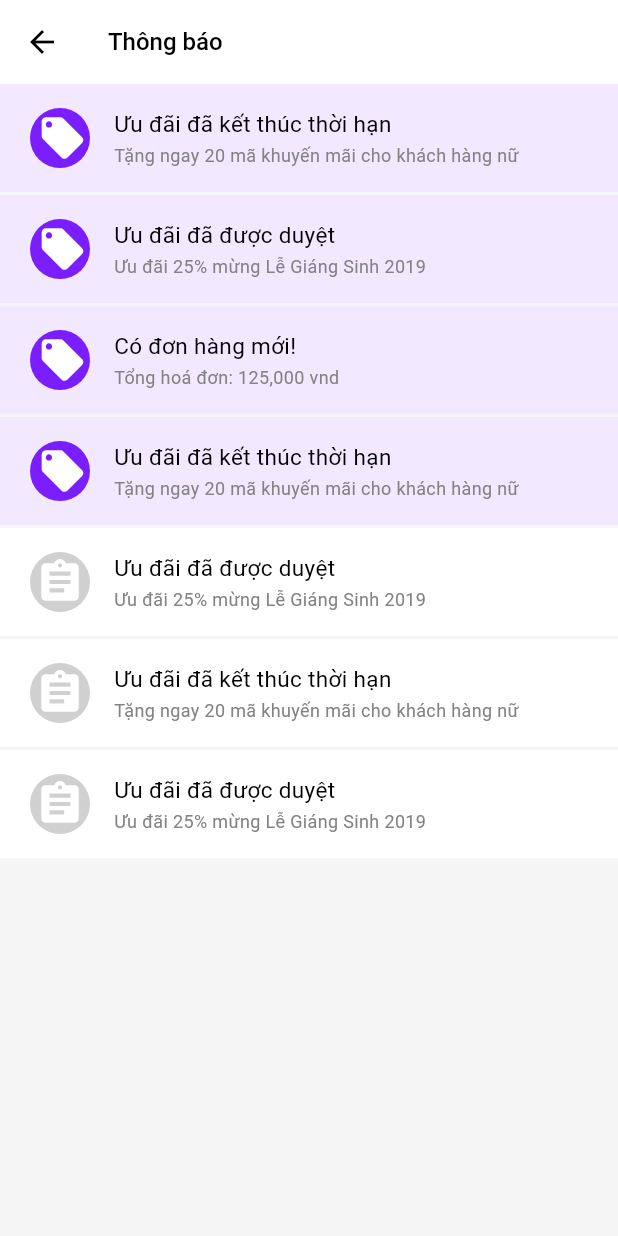
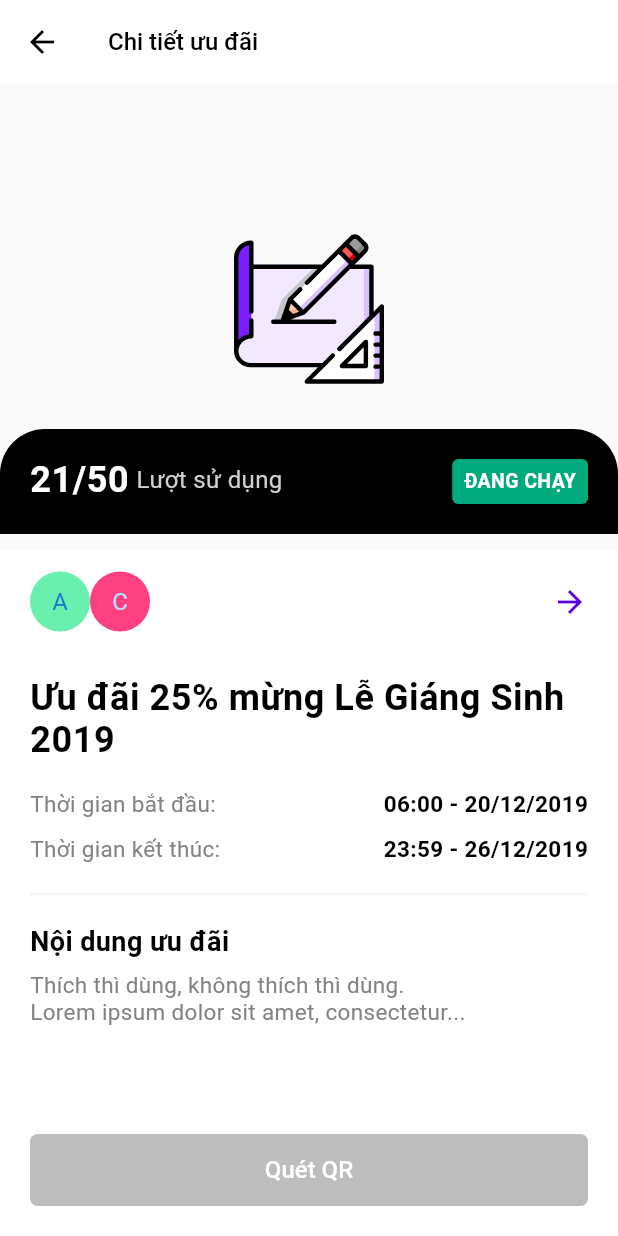
Before and after one commit to byline2009/houze-merchant, a Flutter app: the BaseScaffold screen opened directly, after a tap on an icon or button, on a phone screen of 412 x 824 dp. Run offline on Flutter 3.47's test engine with Material 2 defaults, Android fonts, the phone set to English and light mode, and no system bars; our stand-ins replace badges, bloc, cached_network_image, dio, equatable, flutter_bloc and 9 more; accounts and stored records are empty; statements that could not run were skipped.

Commit message:
[UI] promotion detail

```diff
--- a/house_merchant/lib/constant/theme_constant.dart
+++ b/house_merchant/lib/constant/theme_constant.dart
@@ -6,11 +6,20 @@ class ThemeConstant {
   static const Color appbar_popup_color = Color(0xfff5f7f8);
   static const FontWeight appbar_text_weight = FontWeight.w500;
   static const FontWeight appbar_text_weight_bold = FontWeight.bold;
+  static const FontWeight fontWeightBold = FontWeight.bold;
+
   static const Color appbar_icon_color = Colors.black;
   static const double appbar_font_title = 27.0;
   static const double appbar_letter_spacing = 0.43;
   static const double appbar_scaffold_font_title = 16.0;
   static const double sub_title_letter_spacing = 0.29;
+
+//font
+  static const double font_size_16 = 16.0;
+  static const double font_size_24 = 24.0;
+  static const double letter_spacing_038 = 0.38;
+  static const double letter_spacing_026 = 0.26;
+  static const double letter_spacing_024 = 0.24;
 
   //background
   static const Color background_grey_color = Color(0xfff5f5f5);
@@ -182,4 +191,8 @@ class ThemeConstant {
   static const Color violet_color = Color(0xff5b00e4);
   static const Color alto_color = Color(0xffd0d0d0);
   static const Color start_yelow_color = Color(0xffffcc44);
+
+  static const Color expired_color = Color(0xffb5b5b5);
+  static const Color ready_color = Color(0xff00aa7d);
+  static const Color pending_color = Color(0xffe3a500);
 }
--- /dev/null
+++ b/house_merchant/lib/custom/rectangle_label_widget.dart
@@ -0,0 +1,32 @@
+import 'package:flutter/material.dart';
+import 'package:flutter/widgets.dart';
+import 'package:house_merchant/constant/theme_constant.dart';
+
+class RectangleLabelWidget extends StatefulWidget {
+  String text;
+  Color color;
+
+  RectangleLabelWidget({this.text, this.color});
+
+  RectangleLabelWidgetState createState() => RectangleLabelWidgetState();
+}
+
+class RectangleLabelWidgetState extends State<RectangleLabelWidget> {
+  @override
+  Widget build(BuildContext context) {
+    return Container(
+      padding: EdgeInsets.symmetric(vertical: 6.0, horizontal: 8.0),
+      decoration: BoxDecoration(
+        color: widget.color,
+        borderRadius: BorderRadius.all(Radius.circular(4.0)),
+      ),
+      child: Center(
+          child: Text(widget.text.toUpperCase(),
+              style: TextStyle(
+                  letterSpacing: ThemeConstant.letter_spacing_026,
+                  color: ThemeConstant.white_color,
+                  fontSize: ThemeConstant.form_font_smaller,
+                  fontWeight: FontWeight.w600))),
+    );
+  }
+}
--- a/house_merchant/lib/router.dart
+++ b/house_merchant/lib/router.dart
@@ -2,6 +2,7 @@ import 'package:flutter/material.dart';
 import 'package:flutter/cupertino.dart';
 import 'package:house_merchant/screen/main/notification_screen.dart';
 import 'package:house_merchant/screen/promotion/promotion_create_screen.dart';
+import 'package:house_merchant/screen/promotion/promotion_detail_screen.dart';
 
 class Router {
   static const HOME_PAGE = 'app://';
@@ -10,6 +11,7 @@ class Router {
   static const ROUTER_PAGE = "app://RouterPage";
 
   static const PROMOTION_CREATE = "app://PromotionCreatePage";
+  static const PROMOTION_DETAIL_PAGE = "app://PromotionDetailPage";
 
   static const NOTIFICATION_PAGE = "app://NotificationPage";
 
@@ -20,6 +22,9 @@ class Router {
 
       case NOTIFICATION_PAGE:
         return NotificationScreen();
+
+      case PROMOTION_DETAIL_PAGE:
+        return PromotionDetailScreen();
     }
 
     return null;
--- a/house_merchant/lib/screen/base/base_scaffold.dart
+++ b/house_merchant/lib/screen/base/base_scaffold.dart
@@ -32,7 +32,8 @@ class BaseScaffold extends StatelessWidget {
               fit: BoxFit.contain,
             ),
             onPressed: () {
-              Router.pushDialogNoParams(context, Router.NOTIFICATION_PAGE);
+              //Router.pushDialogNoParams(context, Router.NOTIFICATION_PAGE);
+              Router.pushDialogNoParams(context, Router.PROMOTION_DETAIL_PAGE);
             },
           ),
         ),
--- /dev/null
+++ b/house_merchant/lib/screen/promotion/promotion_detail_screen.dart
@@ -0,0 +1,257 @@
+import 'dart:async';
+
+import 'package:flutter/material.dart';
+import 'package:flutter/widgets.dart';
+import 'package:flutter_svg/flutter_svg.dart';
+import 'package:house_merchant/constant/theme_constant.dart';
+import 'package:house_merchant/custom/button_widget.dart';
+import 'package:house_merchant/custom/rectangle_label_widget.dart';
+import 'package:house_merchant/screen/base/base_scaffold_normal.dart';
+import 'package:house_merchant/utils/localizations_util.dart';
+
+class PromotionDetailScreen extends StatefulWidget {
+  PromotionDetailScreen({Key key}) : super(key: key);
+
+  @override
+  PromotionDetailScreenState createState() => new PromotionDetailScreenState();
+}
+
+class PromotionDetailScreenState extends State<PromotionDetailScreen> {
+  Size _screenSize;
+  BuildContext _context;
+  double _padding;
+  StreamController<ButtonSubmitEvent> qrButtonController =
+      new StreamController<ButtonSubmitEvent>.broadcast();
+
+  @override
+  void initState() {
+    super.initState();
+  }
+
+  @override
+  Widget build(BuildContext context) {
+    this._screenSize = MediaQuery.of(context).size;
+    this._context = context;
+    this._padding = this._screenSize.width * 5 / 100;
+
+    final headerPhotoSection = Container(
+      height: 300.0,
+      child: SvgPicture.asset('assets/images/ic-comming-soon.svg',
+          fit: BoxFit.none),
+    );
+
+    Widget bottomButtonSection(String status) {
+      qrButtonController.sink.add(ButtonSubmitEvent(true));
+
+      return Container(
+        padding: EdgeInsets.all(20.0),
+        width: _screenSize.width,
+        height: 88.0,
+        decoration: BoxDecoration(color: Colors.white),
+        child: ButtonWidget(
+            controller: qrButtonController,
+            defaultHintText: LocalizationsUtil.of(context).translate('Quét QR'),
+            callback: () async {}),
+      );
+    }
+
+    // TODO: implement build
+    return BaseScaffoldNormal(
+        title: 'Chi tiết ưu đãi',
+        child: SafeArea(
+            child: Stack(children: <Widget>[
+          Positioned(
+            top: 0,
+            left: 0,
+            width: _screenSize.width,
+            child: headerPhotoSection,
+          ),
+          Positioned(
+            bottom: 88.0,
+            left: 0.0,
+            top: 230.0,
+            width: _screenSize.width,
+            child: PromotionBody(),
+          ),
+          Positioned(
+            bottom: 0,
+            left: 0,
+            width: _screenSize.width,
+            child: bottomButtonSection('pending'),
+          ),
+        ])));
+  }
+}
+
+class PromotionBody extends StatefulWidget {
+  @override
+  PromotionBodyState createState() {
+    // TODO: implement createState
+    return PromotionBodyState();
+  }
+}
+
+class PromotionBodyState extends State<PromotionBody> {
+  Widget statusWidget(String status) {
+    return Container(
+      padding: EdgeInsets.all(20.0),
+      height: 70.0,
+      decoration: BoxDecoration(
+          color: Colors.black,
+          borderRadius: new BorderRadius.only(
+              topLeft: const Radius.circular(30.0),
+              topRight: const Radius.circular(30.0))),
+      child: Row(
+        mainAxisAlignment: MainAxisAlignment.spaceBetween,
+        crossAxisAlignment: CrossAxisAlignment.start,
+        children: <Widget>[
+          Container(
+            child: Row(
+              children: <Widget>[
+                Text('21/50',
+                    style: TextStyle(
+                        fontSize: ThemeConstant.boxes_font_title,
+                        color: ThemeConstant.white_color,
+                        fontWeight: ThemeConstant.fontWeightBold,
+                        letterSpacing: 0.38)),
+                SizedBox(width: 5.0),
+                Text(
+                  'Lượt sử dụng',
+                  style: TextStyle(
+                      fontSize: ThemeConstant.font_size_16,
+                      letterSpacing: ThemeConstant.letter_spacing_026,
+                      color: ThemeConstant.alto_color),
+                ),
+              ],
+            ),
+          ),
+          RectangleLabelWidget(
+            text: 'Đang chạy',
+            color: ThemeConstant.ready_color,
+          )
+        ],
+      ),
+    );
+  }
+
+  Widget buildListView() {
+    final _userListSection = Container(
+      padding: EdgeInsets.symmetric(vertical: 15.0),
+      child: Row(
+        mainAxisAlignment: MainAxisAlignment.spaceBetween,
+        children: <Widget>[
+          Container(
+              child: Row(
+            mainAxisSize: MainAxisSize.min,
+            children: <Widget>[
+              CircleAvatar(
+                backgroundColor: Colors.greenAccent,
+                child: Text('A'),
+              ),
+              CircleAvatar(
+                backgroundColor: Colors.pinkAccent,
+                child: Text('C'),
+              ),
+            ],
+          )),
+          Icon(
+            Icons.arrow_forward,
+            color: ThemeConstant.violet_color,
+          )
+        ],
+      ),
+    );
+
+//TODO: time section
+    Widget timeRow(String title, String content) {
+      return Row(
+        mainAxisAlignment: MainAxisAlignment.spaceBetween,
+        children: <Widget>[
+          Text(
+            title,
+            style: TextStyle(
+                fontSize: 15,
+                color: ThemeConstant.grey_color,
+                letterSpacing: 0.24),
+          ),
+          Text(
+            content,
+            style: TextStyle(
+                fontSize: 15,
+                fontWeight: FontWeight.bold,
+                letterSpacing: 0.24,
+                color: Colors.black),
+          )
+        ],
+      );
+    }
+
+    final _timeSection = Padding(
+      padding: EdgeInsets.only(bottom: 20.0, top: 15.0),
+      child: Column(
+        mainAxisAlignment: MainAxisAlignment.spaceAround,
+        crossAxisAlignment: CrossAxisAlignment.start,
+        children: <Widget>[
+          Text(
+            'Ưu đãi 25% mừng Lễ Giáng Sinh 2019',
+            style: TextStyle(
+                fontSize: ThemeConstant.font_size_24,
+                letterSpacing: ThemeConstant.letter_spacing_038,
+                color: ThemeConstant.black_color,
+                fontWeight: ThemeConstant.fontWeightBold),
+          ),
+          SizedBox(height: 20.0),
+          timeRow('Thời gian bắt đầu:', '06:00 - 20/12/2019'),
+          SizedBox(height: 12.0),
+          timeRow('Thời gian kết thúc:', '23:59 - 26/12/2019'),
+          SizedBox(height: 20.0),
+          Container(
+            height: 2.0,
+            decoration:
+                BoxDecoration(color: ThemeConstant.background_grey_color),
+          )
+        ],
+      ),
+    );
+
+    return Expanded(
+      child: Container(
+          color: Colors.white,
+          child: ListView(
+            padding: EdgeInsets.symmetric(horizontal: 20.0),
+            children: <Widget>[
+              _userListSection,
+              _timeSection,
+              Text(
+                'Nội dung ưu đãi',
+                style: TextStyle(
+                    fontSize: 18,
+                    fontWeight: ThemeConstant.fontWeightBold,
+                    color: ThemeConstant.black_color,
+                    letterSpacing: 0.29),
+              ),
+              SizedBox(height: 10.0),
+              Text(
+                  'Thích thì dùng, không thích thì dùng.\nLorem ipsum dolor sit amet, consectetur...',
+                  style: new TextStyle(
+                      fontSize: ThemeConstant.label_font_size,
+                      color: ThemeConstant.grey_color,
+                      letterSpacing: ThemeConstant.letter_spacing_024))
+            ],
+          )),
+    );
+  }
+
+  @override
+  Widget build(BuildContext context) {
+    // TODO: implement build
+    return Column(
+        mainAxisAlignment: MainAxisAlignment.center,
+        crossAxisAlignment: CrossAxisAlignment.start,
+        children: <Widget>[
+          statusWidget('pending'),
+          SizedBox(height: 10.0),
+          buildListView(),
+        ]);
+  }
+}
```
Also changed, not shown: house_merchant/lib/screen/login/login_screen.dart (+61 -47 lines).
